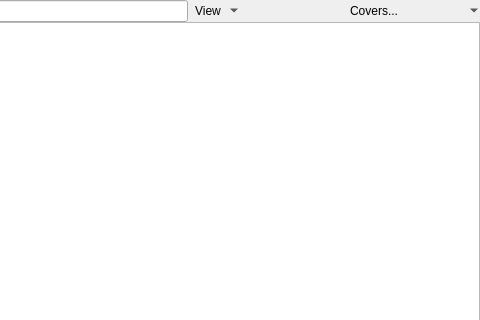
The window that src/ui/albumcovermanager.ui (vikramambrose/Clementine) describes before a commit, drawn with Qt 5; both pictures show x 423 to 903 and y 0 to 320 of the 903 by 662 pixel window.
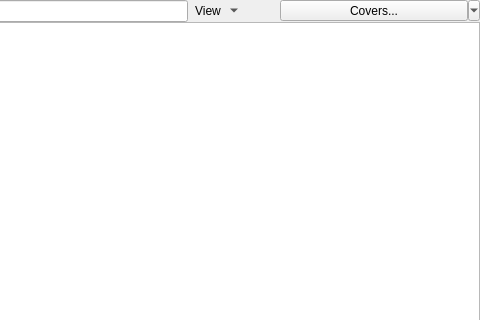
The same window after the commit. Icons and pictures are not drawn. Custom widgets are drawn as their Qt base class.

What changed in the file:
```diff
--- a/src/ui/albumcovermanager.ui
+++ b/src/ui/albumcovermanager.ui
@@ -120,7 +120,7 @@
              <enum>Qt::ToolButtonTextBesideIcon</enum>
             </property>
             <property name="autoRaise">
-             <bool>true</bool>
+             <bool>false</bool>
             </property>
            </widget>
           </item>
```
